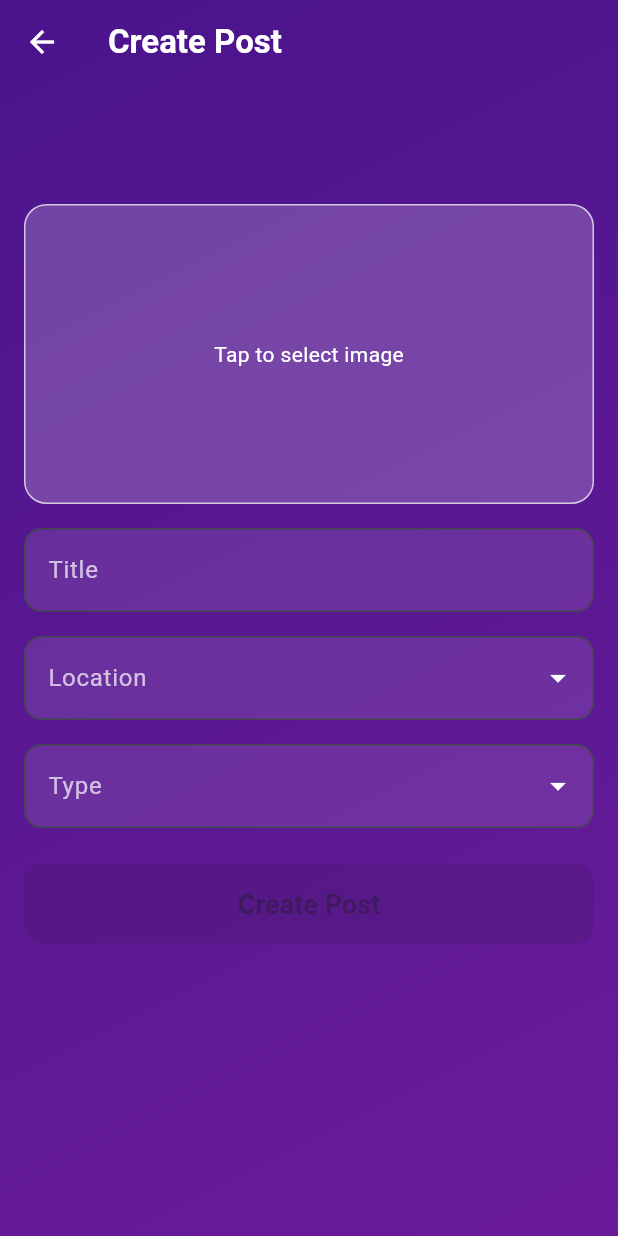
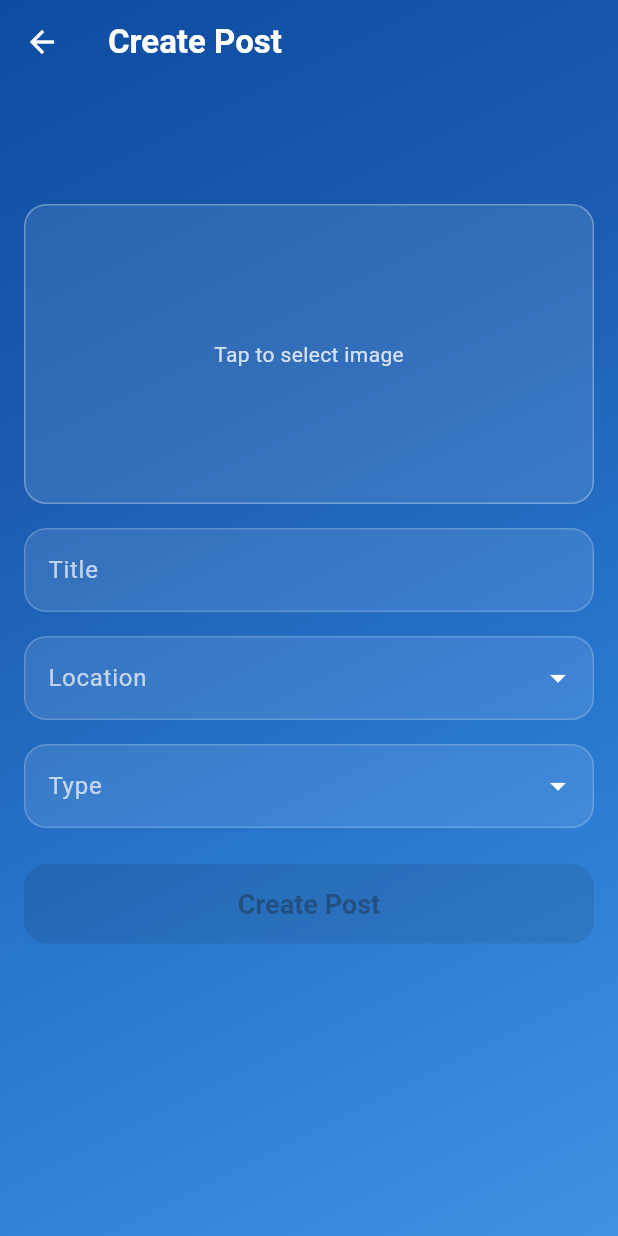
Before and after one commit to MohamedBoghdaddy/FoundIt, a Flutter app: the CreatePostScreen screen opened by its route, on a phone screen of 412 x 824 dp. Run offline on Flutter 3.47's test engine with Material 3 defaults, Android fonts, the phone set to English and light mode, and no system bars; our stand-ins replace cloud_firestore, firebase_auth, firebase_core, flutter_animate, flutter_bloc, flutter_chat_types and 1 more; missing offline and left inert: stream_chat_flutter; accounts and stored records are empty.

Commit message:
fixed python backend and added zoom in and zoom out in create post and changed colors

```diff
--- a/foundit_app/lib/screens/create_post.dart
+++ b/foundit_app/lib/screens/create_post.dart
@@ -59,7 +59,7 @@ class _CreatePostScreenState extends State<CreatePostScreen> {
       );
 
       if (kIsWeb) {
-      // 🌐 Web-safe: Use fromBytes
+        // Web-safe: Use fromBytes
         final bytes = await _selectedImage!.readAsBytes();
         request.files.add(http.MultipartFile.fromBytes(
           'image',
@@ -67,7 +67,7 @@ class _CreatePostScreenState extends State<CreatePostScreen> {
           filename: _selectedImage!.name,
         ));
       } else {
-      // 📱 Mobile-safe: Use fromPath
+        // Mobile-safe: Use fromPath
         request.files.add(await http.MultipartFile.fromPath(
           'image',
           _selectedImage!.path,
@@ -92,14 +92,10 @@ class _CreatePostScreenState extends State<CreatePostScreen> {
           }
         });
       } else {
-      ScaffoldMessenger.of(context).showSnackBar(
-        SnackBar(content: Text('Failed to generate questions: ${response.reasonPhrase}')),
-      );
+        _showError('Failed to generate questions: ${response.reasonPhrase}');
       }
     } catch (e) {
-    ScaffoldMessenger.of(context).showSnackBar(
-      SnackBar(content: Text('Error: ${e.toString()}')),
-    );
+      _showError('Error: ${e.toString()}');
     } finally {
       setState(() => _isGeneratingQuestions = false);
     }
@@ -131,14 +127,10 @@ class _CreatePostScreenState extends State<CreatePostScreen> {
       if (response.statusCode == 200) {
         await _savePostToFirestore();
       } else {
-        ScaffoldMessenger.of(context).showSnackBar(
-          SnackBar(content: Text('Failed to save answers: ${response.body}')),
-        );
+        _showError('Failed to save answers: ${response.body}');
       }
     } catch (e) {
-      ScaffoldMessenger.of(context).showSnackBar(
-        SnackBar(content: Text('Error: ${e.toString()}')),
-      );
+      _showError('Error: ${e.toString()}');
     } finally {
       setState(() => _isSavingAnswers = false);
     }
@@ -161,28 +153,59 @@ class _CreatePostScreenState extends State<CreatePostScreen> {
     if (mounted) {
       Navigator.pop(context);
       ScaffoldMessenger.of(context).showSnackBar(
-        const SnackBar(content: Text("Post Created Successfully!")),
+        const SnackBar(
+          content: Text("Post Created Successfully!"),
+          backgroundColor: Colors.green,
+          behavior: SnackBarBehavior.floating,
+        ),
       );
     }
   }
 
+  void _showError(String msg) {
+    ScaffoldMessenger.of(context).showSnackBar(
+      SnackBar(
+        content: Text(msg),
+        backgroundColor: Colors.red.shade700,
+        behavior: SnackBarBehavior.floating,
+      ),
+    );
+  }
+
   BoxDecoration _gradientBackground() => const BoxDecoration(
         gradient: LinearGradient(
-          colors: [Color(0xFF4A148C), Color(0xFF6A1B9A)],
           begin: Alignment.topLeft,
           end: Alignment.bottomRight,
+          colors: [
+            Color(0xFF0C4DA1),
+            Color(0xFF1C5DB1),
+            Color(0xFF2979D1),
+            Color(0xFF4090E3),
+          ],
         ),
       );
 
   Widget _buildImagePreview() {
     if (_selectedImage == null) {
-      return const Center(
-        child: Text("Tap to select image", style: TextStyle(color: Colors.white)),
+      return Center(
+        child: Text(
+          "Tap to select image",
+          style: TextStyle(color: Colors.white.withOpacity(0.8)),
+        ),
       );
     }
-    return kIsWeb
-        ? Image.network(_selectedImage!.path, fit: BoxFit.cover)
-        : Image.file(File(_selectedImage!.path), fit: BoxFit.cover);
+
+    final imageWidget = kIsWeb
+        ? Image.network(_selectedImage!.path, fit: BoxFit.contain)
+        : Image.file(File(_selectedImage!.path), fit: BoxFit.contain);
+
+    return InteractiveViewer(
+      panEnabled: true,
+      scaleEnabled: true,
+      minScale: 0.5,
+      maxScale: 3.0,
+      child: imageWidget,
+    );
   }
 
   @override
@@ -190,9 +213,10 @@ class _CreatePostScreenState extends State<CreatePostScreen> {
     return Scaffold(
       extendBodyBehindAppBar: true,
       appBar: AppBar(
-        title: const Text("Create Post"),
+        title: const Text("Create Post", style: TextStyle(color: Colors.white)),
         backgroundColor: Colors.transparent,
         elevation: 0,
+        iconTheme: const IconThemeData(color: Colors.white),
       ),
       body: Container(
         decoration: _gradientBackground(),
@@ -208,8 +232,8 @@ class _CreatePostScreenState extends State<CreatePostScreen> {
                   height: 200,
                   decoration: BoxDecoration(
                     borderRadius: BorderRadius.circular(15),
-                    color: Colors.white.withOpacity(0.2),
-                    border: Border.all(color: Colors.white70),
+                    color: Colors.white.withOpacity(0.1),
+                    border: Border.all(color: Colors.white.withOpacity(0.3)),
                   ),
                   child: ClipRRect(
                     borderRadius: BorderRadius.circular(15),
@@ -223,16 +247,21 @@ class _CreatePostScreenState extends State<CreatePostScreen> {
                 Padding(
                   padding: const EdgeInsets.only(top: 16.0),
                   child: ElevatedButton(
-                    onPressed: _isGeneratingQuestions ? null : _generateQuestions,
+                    onPressed:
+                        _isGeneratingQuestions ? null : _generateQuestions,
                     style: ElevatedButton.styleFrom(
-                      backgroundColor: Colors.deepPurple[300],
-                      padding: const EdgeInsets.symmetric(vertical: 14),
+                      backgroundColor: const Color(0xFF0C4DA1),
+                      foregroundColor: Colors.white,
+                      padding: const EdgeInsets.symmetric(vertical: 16),
+                      shape: RoundedRectangleBorder(
+                        borderRadius: BorderRadius.circular(15),
+                      ),
                     ),
                     child: _isGeneratingQuestions
                         ? const CircularProgressIndicator(color: Colors.white)
                         : const Text(
                             "Generate Verification Questions",
-                            style: TextStyle(fontSize: 16, color: Colors.white),
+                            style: TextStyle(fontSize: 16),
                           ),
                   ),
                 ),
@@ -290,11 +319,23 @@ class _CreatePostScreenState extends State<CreatePostScreen> {
                               style: const TextStyle(color: Colors.white),
                               decoration: InputDecoration(
                                 labelText: "Correct answer",
-                                labelStyle: const TextStyle(color: Colors.white70),
+                                labelStyle: TextStyle(
+                                    color: Colors.white.withOpacity(0.7)),
                                 filled: true,
                                 fillColor: Colors.white.withOpacity(0.1),
                                 border: OutlineInputBorder(
-                                  borderRadius: BorderRadius.circular(12),
+                                  borderRadius: BorderRadius.circular(15),
+                                  borderSide: BorderSide.none,
+                                ),
+                                enabledBorder: OutlineInputBorder(
+                                  borderRadius: BorderRadius.circular(15),
+                                  borderSide: BorderSide(
+                                      color: Colors.white.withOpacity(0.2)),
+                                ),
+                                focusedBorder: OutlineInputBorder(
+                                  borderRadius: BorderRadius.circular(15),
+                                  borderSide:
+                                      const BorderSide(color: Colors.white),
                                 ),
                               ),
                             ),
@@ -313,18 +354,17 @@ class _CreatePostScreenState extends State<CreatePostScreen> {
                     : _saveCorrectAnswers,
                 style: ElevatedButton.styleFrom(
                   backgroundColor: Colors.white,
-                  foregroundColor: Colors.deepPurple,
+                  foregroundColor: const Color(0xFF0C4DA1),
                   shape: RoundedRectangleBorder(
-                    borderRadius: BorderRadius.circular(12)),
+                      borderRadius: BorderRadius.circular(15)),
                   padding: const EdgeInsets.symmetric(vertical: 16),
                 ),
                 child: _isSavingAnswers
-                    ? const CircularProgressIndicator()
+                    ? const CircularProgressIndicator(color: Color(0xFF0C4DA1))
                     : const Text(
                         "Create Post",
                         style: TextStyle(
-                          fontSize: 18,
-                          fontWeight: FontWeight.bold),
+                            fontSize: 18, fontWeight: FontWeight.bold),
                       ),
               ),
             ],
@@ -341,10 +381,34 @@ class _CreatePostScreenState extends State<CreatePostScreen> {
       style: const TextStyle(color: Colors.white),
       decoration: InputDecoration(
         labelText: label,
-        labelStyle: const TextStyle(color: Colors.white70),
+        labelStyle: TextStyle(color: Colors.white.withOpacity(0.7)),
         filled: true,
         fillColor: Colors.white.withOpacity(0.1),
-        border: OutlineInputBorder(borderRadius: BorderRadius.circular(12)),
+        border: OutlineInputBorder(
+          borderRadius: BorderRadius.circular(15),
+          borderSide: BorderSide.none,
+        ),
+        enabledBorder: OutlineInputBorder(
+          borderRadius: BorderRadius.circular(15),
+          borderSide: BorderSide(color: Colors.white.withOpacity(0.2)),
+        ),
+        focusedBorder: OutlineInputBorder(
+          borderRadius: BorderRadius.circular(15),
+          borderSide: const BorderSide(color: Colors.white),
+        ),
+        errorBorder: OutlineInputBorder(
+          borderRadius: BorderRadius.circular(15),
+          borderSide: const BorderSide(color: Colors.yellow, width: 1.5),
+        ),
+        focusedErrorBorder: OutlineInputBorder(
+          borderRadius: BorderRadius.circular(15),
+          borderSide: const BorderSide(color: Colors.yellow, width: 1.5),
+        ),
+        errorStyle: const TextStyle(
+          color: Colors.yellow,
+          fontWeight: FontWeight.bold,
+          fontSize: 13,
+        ),
       ),
       validator: required
           ? (val) => val == null || val.isEmpty ? "Required" : null
@@ -352,18 +416,42 @@ class _CreatePostScreenState extends State<CreatePostScreen> {
     );
   }
 
-  Widget _buildStyledDropdown(
-      String label, String? value, List<String> items, Function(String?) onChanged) {
+  Widget _buildStyledDropdown(String label, String? value, List<String> items,
+      Function(String?) onChanged) {
     return DropdownButtonFormField<String>(
       value: value,
       decoration: InputDecoration(
         labelText: label,
-        labelStyle: const TextStyle(color: Colors.white70),
+        labelStyle: TextStyle(color: Colors.white.withOpacity(0.7)),
         filled: true,
         fillColor: Colors.white.withOpacity(0.1),
-        border: OutlineInputBorder(borderRadius: BorderRadius.circular(12)),
+        border: OutlineInputBorder(
+          borderRadius: BorderRadius.circular(15),
+          borderSide: BorderSide.none,
         ),
-      dropdownColor: Colors.purple[800],
+        enabledBorder: OutlineInputBorder(
+          borderRadius: BorderRadius.circular(15),
+          borderSide: BorderSide(color: Colors.white.withOpacity(0.2)),
+        ),
+        focusedBorder: OutlineInputBorder(
+          borderRadius: BorderRadius.circular(15),
+          borderSide: const BorderSide(color: Colors.white),
+        ),
+        errorBorder: OutlineInputBorder(
+          borderRadius: BorderRadius.circular(15),
+          borderSide: const BorderSide(color: Colors.yellow, width: 1.5),
+        ),
+        focusedErrorBorder: OutlineInputBorder(
+          borderRadius: BorderRadius.circular(15),
+          borderSide: const BorderSide(color: Colors.yellow, width: 1.5),
+        ),
+        errorStyle: const TextStyle(
+          color: Colors.yellow,
+          fontWeight: FontWeight.bold,
+          fontSize: 13,
+        ),
+      ),
+      dropdownColor: const Color(0xFF1C5DB1),
       style: const TextStyle(color: Colors.white),
       iconEnabledColor: Colors.white,
       items: items
```
Also changed, not shown: 1 other file. Lines whose indentation alone changed are shown as unchanged.
